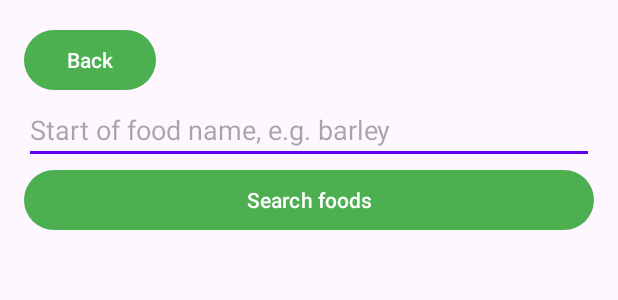
After one commit to GoonHee/FItnessBalance, an Android app: the layout activity_food_search.xml on its own in the app's theme, with its tools: preview values and no code run, on a phone screen of 412 x 824 dp. The commit adds this screen. Shown: the top 300 px of the screen. Run offline under Robolectric (Android 15) with nearby library versions, the light colour scheme and no system bars.

Commit message:
commit this

```diff
--- a/app/src/main/AndroidManifest.xml
+++ b/app/src/main/AndroidManifest.xml
@@ -64,6 +64,10 @@
             android:name=".ExerciseActivity"
             android:parentActivityName=".MainActivity" />
 
+        <activity
+            android:name=".FoodSearchActivity"
+            android:exported="false" />
+
     </application>
 
 
--- a/app/src/main/res/layout/activity_food_log.xml
+++ b/app/src/main/res/layout/activity_food_log.xml
@@ -176,6 +176,12 @@
                         android:textColor="@color/white"
                         android:layout_marginBottom="16dp" />
 
+                    <Button
+                        android:id="@+id/searchFoodButton"
+                        android:layout_width="match_parent"
+                        android:layout_height="wrap_content"
+                        android:text="@string/food_search_title" />
+
 
                 </LinearLayout>
 
--- /dev/null
+++ b/app/src/main/res/layout/activity_food_search.xml
@@ -0,0 +1,48 @@
+<?xml version="1.0" encoding="utf-8"?>
+<LinearLayout xmlns:android="http://schemas.android.com/apk/res/android"
+    android:layout_width="match_parent"
+    android:layout_height="match_parent"
+    android:orientation="vertical"
+    android:padding="16dp">
+
+    <Button
+        android:id="@+id/backButton"
+        android:layout_width="wrap_content"
+        android:layout_height="wrap_content"
+        android:text="@string/back" />
+
+    <EditText
+        android:id="@+id/searchInput"
+        android:layout_width="match_parent"
+        android:layout_height="wrap_content"
+        android:hint="@string/food_search_hint"
+        android:inputType="text"
+        android:maxLines="1" />
+
+    <Button
+        android:id="@+id/searchButton"
+        android:layout_width="match_parent"
+        android:layout_height="wrap_content"
+        android:text="@string/food_search_title" />
+
+    <TextView
+        android:id="@+id/searchStatus"
+        android:layout_width="match_parent"
+        android:layout_height="wrap_content"
+        android:accessibilityLiveRegion="polite"
+        android:paddingVertical="8dp" />
+
+    <ListView
+        android:id="@+id/searchResults"
+        android:layout_width="match_parent"
+        android:layout_height="0dp"
+        android:layout_weight="1" />
+
+    <Button
+        android:id="@+id/loadMoreButton"
+        android:layout_width="match_parent"
+        android:layout_height="wrap_content"
+        android:text="@string/food_search_more"
+        android:visibility="gone" />
+
+</LinearLayout>
--- a/app/src/main/res/layout/activity_profile.xml
+++ b/app/src/main/res/layout/activity_profile.xml
@@ -372,7 +372,7 @@
 
                     <!-- Calculate BMI Button -->
                     <Button
-                        android:id="@+id/calculateBmiButton"
+                        android:id="@+id/calculateBMIButton"
                         android:layout_width="match_parent"
                         android:layout_height="45dp"
                         android:text="@string/calculate_bmi"
```
Also changed, not shown: app/src/main/java/com/example/fitnessbalance/FoodLogActivity.java (+7 -0 lines), app/src/main/java/com/example/fitnessbalance/FoodSearchActivity.java (added, +214 -0 lines), app/src/main/java/com/example/fitnessbalance/ProfileActivity.java (+19 -4 lines), app/src/main/res/values/strings.xml (+20 -0 lines).
